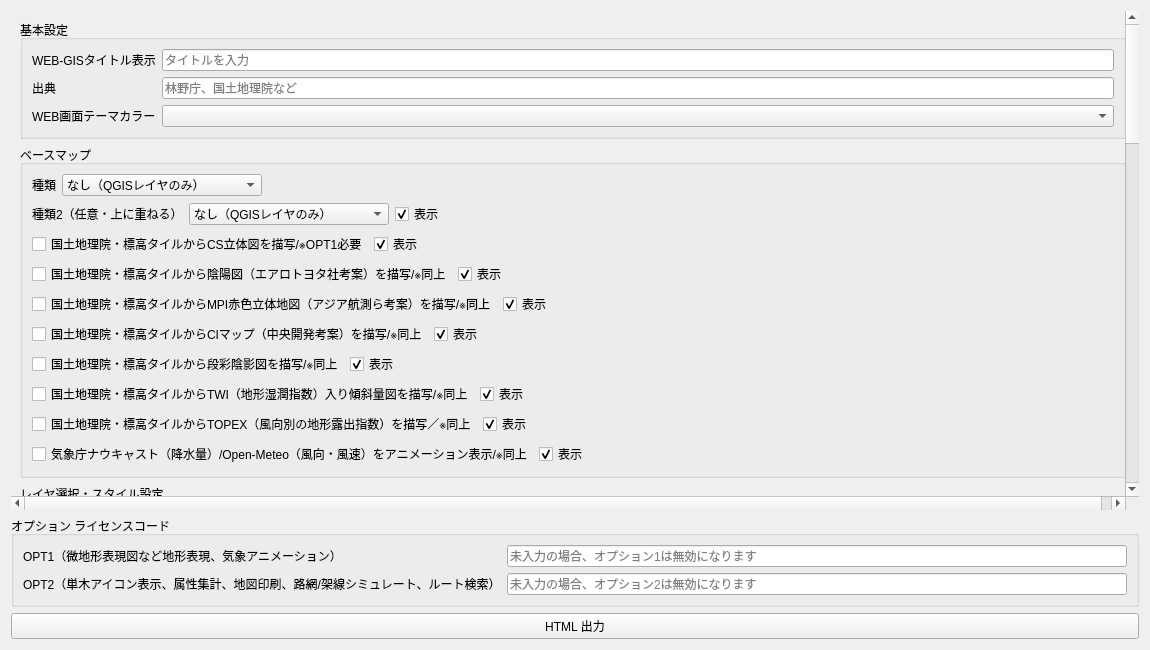
First picture: the form in dialog.ui, repository naokimuroki/ForestGeoStudio-QGIS-plugin, before the edit.
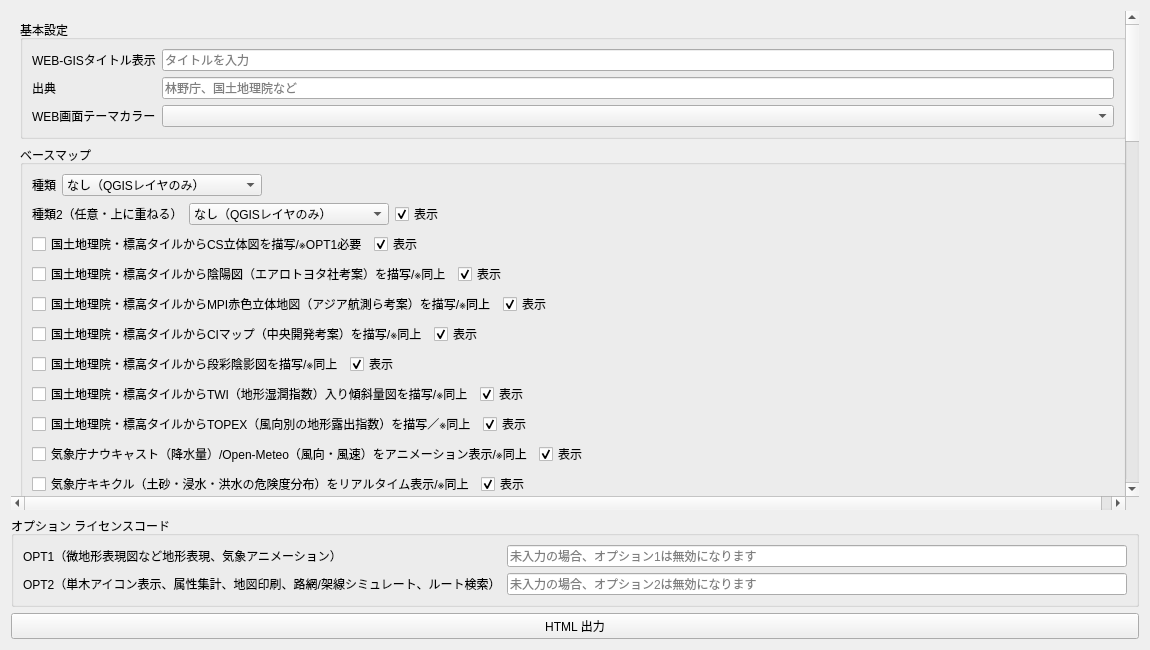
Second picture: the form after the edit.

Commit message:
Add checkboxes for Kikikuru weather display options
気象庁キキクルを追加

Diff of the .ui file:
```diff
--- a/dialog.ui
+++ b/dialog.ui
@@ -782,6 +782,43 @@
         </item>
        </layout>
       </item>
+      <item>
+       <layout class="QHBoxLayout" name="layoutBasemapRow8">
+        <item>
+         <widget class="QCheckBox" name="chkKikikuru">
+          <property name="text">
+           <string>気象庁キキクル（土砂・浸水・洪水の危険度分布）をリアルタイム表示/※同上</string>
+          </property>
+          <property name="checked">
+           <bool>false</bool>
+          </property>
+         </widget>
+        </item>
+        <item>
+         <widget class="QCheckBox" name="chkKikikuruVis">
+          <property name="text">
+           <string>表示</string>
+          </property>
+          <property name="checked">
+           <bool>true</bool>
+          </property>
+         </widget>
+        </item>
+        <item>
+         <spacer name="spacerKikikuru">
+          <property name="orientation">
+           <enum>Qt::Horizontal</enum>
+          </property>
+          <property name="sizeHint" stdset="0">
+           <size>
+            <width>40</width>
+            <height>20</height>
+           </size>
+          </property>
+         </spacer>
+        </item>
+       </layout>
+      </item>
      </layout>
     </widget>
    </item>
```
